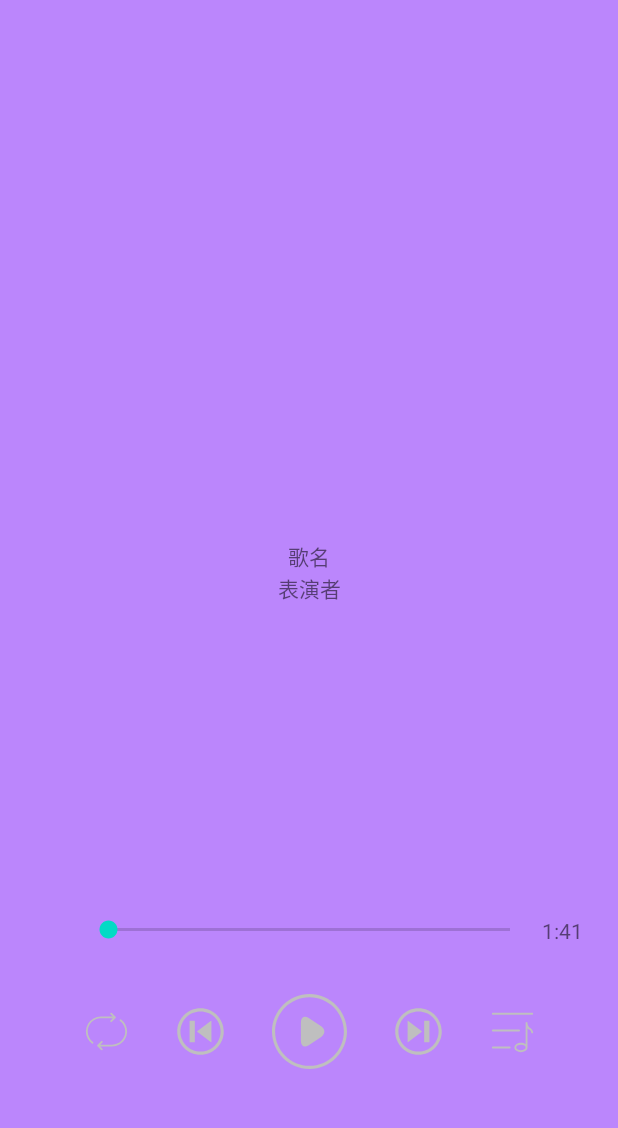
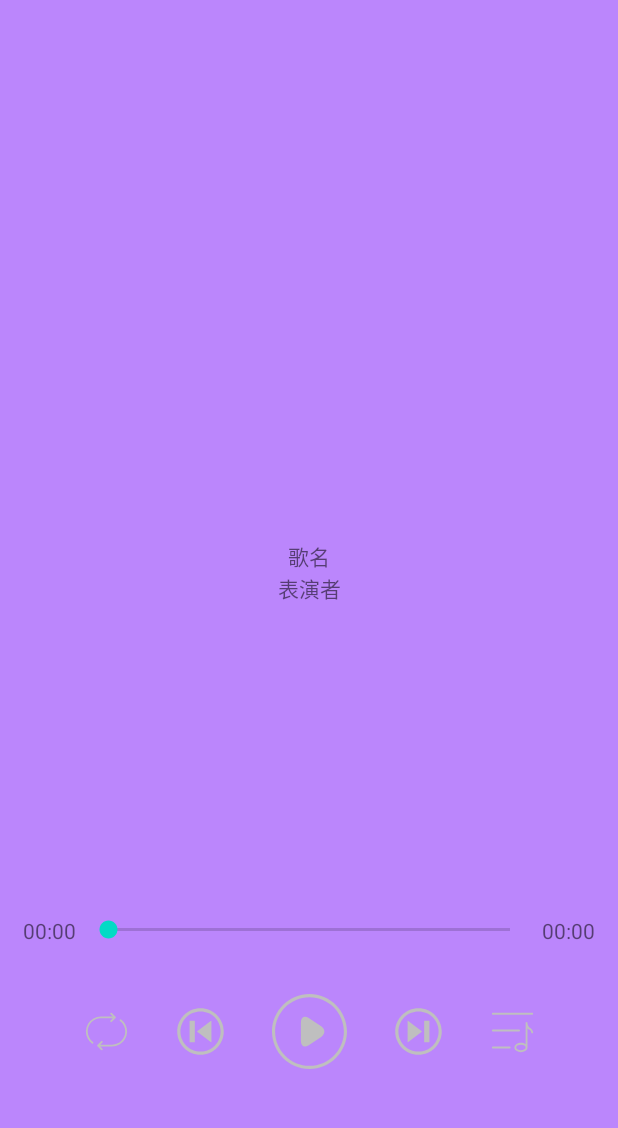
Before and after one commit to HannahNick/NickPlayer, an Android app: the screen it shows after launch (MainActivity), after a tap on "播放弹窗", on a phone screen of 412 x 824 dp, the part 62-1190 px from its top. Run offline under Robolectric (Android 15) with nearby library versions, the phone set to English and light mode, and no system bars; libraries missing offline, so code that uses them is left out: com.blankj.utilcode; 1 statement that could not run was skipped.

Commit message:
1.完成seek相关功能开发，播放时间和时长显示

```diff
--- a/config.gradle
+++ b/config.gradle
@@ -10,6 +10,7 @@ ext {
             android_appcompat    : "1.4.1",
             android_material     : "1.6.1",
             constraintlayout     : "2.1.3",
+            lifecycle            : "2.3.0",
             utilcodex            : "1.31.1",
     ]
 
--- a/music/build.gradle
+++ b/music/build.gradle
@@ -35,9 +35,7 @@ android {
 
 dependencies {
     implementation project(path: ':base')
-    implementation 'androidx.appcompat:appcompat:1.4.1'
-    implementation 'com.google.android.material:material:1.4.+'
-    implementation 'androidx.constraintlayout:constraintlayout:2.1.3'
+    implementation "androidx.lifecycle:lifecycle-runtime-ktx:$dependencies_version.lifecycle"
     implementation project(path: ':base')
     testImplementation 'junit:junit:4.13.2'
     androidTestImplementation 'androidx.test.ext:junit:1.1.3'
--- a/music/src/main/java/com/nick/music/entity/PlayInfo.kt
+++ b/music/src/main/java/com/nick/music/entity/PlayInfo.kt
@@ -11,4 +11,6 @@ class PlayInfo {
     var albumName = ""
     //演唱者
     var mainActor = ""
+    var currentPosition = 0
+    var duration = 0
 }
--- /dev/null
+++ b/music/src/main/java/com/nick/music/player/CurrentPositionCallBack.kt
@@ -0,0 +1,7 @@
+package com.nick.music.player
+
+import java.time.Duration
+
+interface CurrentPositionCallBack {
+    fun playPosition(position: Int,duration: Int)
+}
--- a/music/src/main/java/com/nick/music/server/binder/MusicBinder.kt
+++ b/music/src/main/java/com/nick/music/server/binder/MusicBinder.kt
@@ -2,6 +2,7 @@ package com.nick.music.server.binder
 
 import com.nick.music.entity.MusicVo
 import com.nick.music.entity.PlayInfo
+import com.nick.music.player.CurrentPositionCallBack
 
 interface MusicBinder {
     /**
@@ -48,4 +49,19 @@ interface MusicBinder {
      * 获取当前播放器信息
      */
     fun getPlayInfo(): PlayInfo
+
+    /**
+     * 释放资源
+     */
+    fun release()
+
+    /**
+     * 注册播放位置回调
+     */
+    fun registerCallBack(callBack: CurrentPositionCallBack)
+
+    /**
+     * 移除播放位置回调
+     */
+    fun removeCallBack(callBack: CurrentPositionCallBack)
 }
--- a/music/src/main/java/com/nick/music/ui/fragment/MusicFragment.kt
+++ b/music/src/main/java/com/nick/music/ui/fragment/MusicFragment.kt
@@ -8,21 +8,28 @@ import android.os.IBinder
 import android.view.LayoutInflater
 import android.view.View
 import android.view.ViewGroup
+import android.widget.SeekBar
 import androidx.appcompat.app.AppCompatActivity
 import androidx.fragment.app.Fragment
+import androidx.lifecycle.lifecycleScope
+import com.blankj.utilcode.util.GsonUtils
 import com.blankj.utilcode.util.LogUtils
 import com.blankj.utilcode.util.ServiceUtils
 import com.blankj.utilcode.util.ServiceUtils.bindService
+import com.blankj.utilcode.util.TimeUtils
 import com.nick.base.BaseUrl
 import com.nick.music.R
 import com.nick.music.databinding.FragmentMusicPlayBinding
 import com.nick.music.entity.MusicVo
+import com.nick.music.player.CurrentPositionCallBack
 import com.nick.music.server.MusicServer
 import com.nick.music.server.PlayStatus
 import com.nick.music.server.binder.MusicBinder
+import kotlinx.coroutines.Dispatchers
+import kotlinx.coroutines.withContext
 import java.util.*
 
-class MusicFragment:Fragment(), ServiceConnection {
+class MusicFragment:Fragment(), ServiceConnection,CurrentPositionCallBack {
 
     private val mBinding by lazy { FragmentMusicPlayBinding.inflate(layoutInflater) }
     private val mTasks: Queue<Runnable> = LinkedList()
@@ -44,17 +51,19 @@ class MusicFragment:Fragment(), ServiceConnection {
     }
 
     private fun initData(){
-        val task = Runnable {
+        val initDataTask = Runnable {
             val data = listOf(
-                MusicVo("1","光年之外","邓紫棋","${BaseUrl.url}/music/Born_To_Die-Lana_Del_Rey.mp3"),
-                MusicVo("2","光年之外","邓紫棋","${BaseUrl.url}/music/lemon.mp3"),
-                MusicVo("3","光年之外","邓紫棋","${BaseUrl.url}/music/Landscape-押尾コータロー.mp3"),
+                MusicVo("2","光年之外","邓紫棋","${BaseUrl.url}/music/High_By_The_Beach-Lana_Del_Rey.mp3"),
+                MusicVo("1","光年之外","邓紫棋","${BaseUrl.url}/music/Young_And_Beautiful-Lana_Del_Rey.mp3"),
+                MusicVo("3","光年之外","邓紫棋","${BaseUrl.url}/music/exid - 上和下.mp3"),
             )
             mMusicBinder.setPlayList(data)
-            LogUtils.i("设置播放数据成功")
         }
-        mTasks.add(task)
-
+        val registerCallBackTask = Runnable {
+            mMusicBinder.registerCallBack(this)
+        }
+        mTasks.add(initDataTask)
+        mTasks.add(registerCallBackTask)
     }
 
     private fun initServer(){
@@ -69,6 +78,7 @@ class MusicFragment:Fragment(), ServiceConnection {
             ivBack.setOnClickListener {  }
             ivPlay.setOnClickListener {
                 val info = mMusicBinder.getPlayInfo()
+                LogUtils.i(GsonUtils.toJson(info))
                 if (info.playStatus == PlayStatus.PLAY){
                     mMusicBinder.pause()
                     ivPlay.setImageResource(R.drawable.play)
@@ -84,7 +94,32 @@ class MusicFragment:Fragment(), ServiceConnection {
             ivPlayLast.setOnClickListener {
                 mMusicBinder.playLast()
             }
+            skPositionBar.setOnSeekBarChangeListener(object : SeekBar.OnSeekBarChangeListener{
+                override fun onProgressChanged(
+                    seekBar: SeekBar,
+                    progress: Int,
+                    fromUser: Boolean
+                ) {
+                    mBinding.tvPlayTime.text = TimeUtils.millis2String(progress.toLong(),"mm:ss")
+                }
+
+                override fun onStartTrackingTouch(seekBar: SeekBar) {
+                }
+
+                override fun onStopTrackingTouch(seekBar: SeekBar) {
+                    val seekPosition = seekBar.progress
+                    mMusicBinder.seek(seekPosition)
+                }
+
+            })
         }
+
+    }
+
+    override fun onDestroy() {
+        super.onDestroy()
+        mMusicBinder.removeCallBack(this)
+        mMusicBinder.release()
     }
 
 
@@ -98,4 +133,19 @@ class MusicFragment:Fragment(), ServiceConnection {
 
     override fun onServiceDisconnected(name: ComponentName?) {
     }
+
+    override fun playPosition(position: Int,duration: Int) {
+        val playTime = TimeUtils.millis2String(position.toLong(),"mm:ss")
+        val durationTime = TimeUtils.millis2String(duration.toLong(),"mm:ss")
+        lifecycleScope.launchWhenResumed {
+            withContext(Dispatchers.Main){
+                mBinding.apply {
+                    skPositionBar.progress = position
+                    skPositionBar.max = duration
+                    tvPlayTime.text = playTime
+                    tvDurationTime.text = durationTime
+                }
+            }
+        }
+    }
 }
--- a/music/src/main/res/layout/fragment_music_play.xml
+++ b/music/src/main/res/layout/fragment_music_play.xml
@@ -95,7 +95,7 @@
         />
 
     <SeekBar
-        android:id="@+id/sk_seek"
+        android:id="@+id/sk_position_bar"
         android:layout_width="@dimen/dp_300"
         android:layout_height="@dimen/dp_25"
         app:layout_constraintStart_toStartOf="parent"
@@ -105,13 +105,24 @@
         />
 
     <androidx.appcompat.widget.AppCompatTextView
-        android:id="@+id/tv_seek_time"
+        android:id="@+id/tv_play_time"
         android:layout_width="wrap_content"
         android:layout_height="wrap_content"
-        app:layout_constraintTop_toTopOf="@id/sk_seek"
-        app:layout_constraintBottom_toBottomOf="@id/sk_seek"
-        app:layout_constraintStart_toEndOf="@id/sk_seek"
+        app:layout_constraintTop_toTopOf="@id/sk_position_bar"
+        app:layout_constraintBottom_toBottomOf="@id/sk_position_bar"
+        app:layout_constraintEnd_toStartOf="@id/sk_position_bar"
+        android:layout_marginEnd="@dimen/dp_5"
+        android:text="00:00"
+        />
+
+    <androidx.appcompat.widget.AppCompatTextView
+        android:id="@+id/tv_duration_time"
+        android:layout_width="wrap_content"
+        android:layout_height="wrap_content"
+        app:layout_constraintTop_toTopOf="@id/sk_position_bar"
+        app:layout_constraintBottom_toBottomOf="@id/sk_position_bar"
+        app:layout_constraintStart_toEndOf="@id/sk_position_bar"
         android:layout_marginStart="@dimen/dp_5"
-        android:text="1:41"
+        android:text="00:00"
         />
 </androidx.constraintlayout.widget.ConstraintLayout>
```
Also changed, not shown: music/src/main/java/com/nick/music/player/PlayerControl.kt (+15 -0 lines), music/src/main/java/com/nick/music/player/impl/NickPlayer.kt (+43 -14 lines), music/src/main/java/com/nick/music/server/binder/impl/MusicServerBinder.kt (+13 -0 lines).
